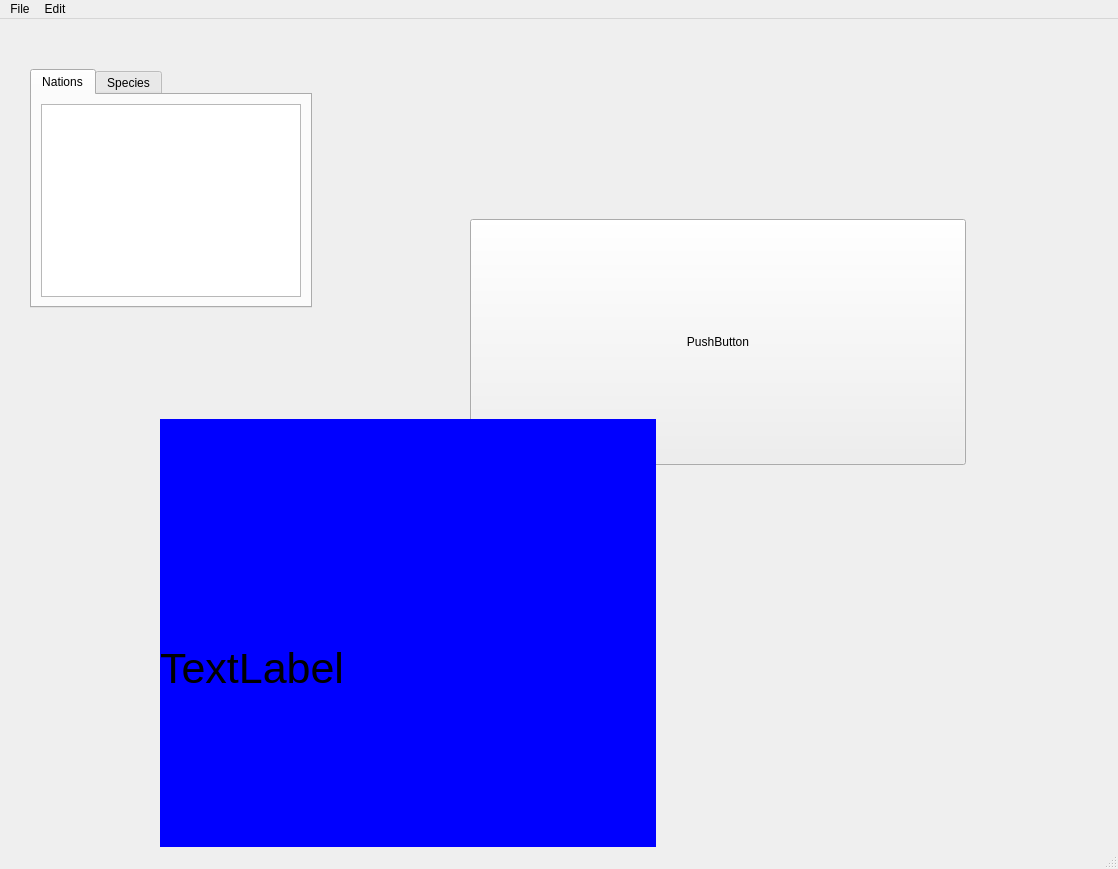
Before: the Qt Designer form FederationUI.ui in Brad-McCausland/Federation_Pol, drawn with Qt 5.
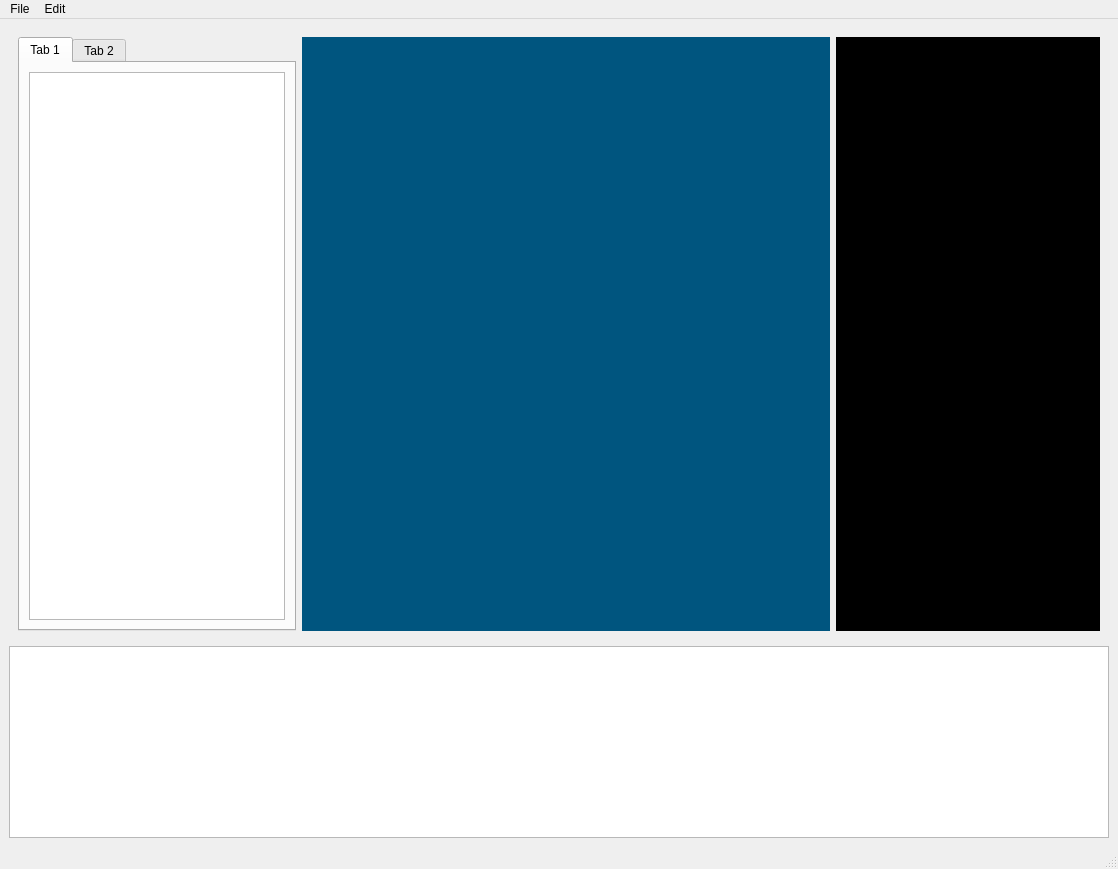
After: the same form once the commit is applied.

Commit message: Move layout definitions to Qt designer.

Diff of the .ui file:
```diff
--- a/FederationUI.ui
+++ b/FederationUI.ui
@@ -11,7 +11,7 @@
    </rect>
   </property>
   <property name="sizePolicy">
-   <sizepolicy hsizetype="Fixed" vsizetype="Preferred">
+   <sizepolicy hsizetype="Fixed" vsizetype="Fixed">
     <horstretch>0</horstretch>
     <verstretch>0</verstretch>
    </sizepolicy>
@@ -23,46 +23,65 @@
    <string/>
   </property>
   <widget class="QWidget" name="centralwidget">
-   <widget class="QPushButton" name="pushButton">
-    <property name="geometry">
-     <rect>
-      <x>470</x>
-      <y>200</y>
-      <width>496</width>
-      <height>246</height>
-     </rect>
-    </property>
+   <layout class="QVBoxLayout" name="verticalLayout_3">
+    <item>
+     <widget class="QWidget" name="TopView" native="true">
     <property name="sizePolicy">
-     <sizepolicy hsizetype="Preferred" vsizetype="Expanding">
+       <sizepolicy hsizetype="Expanding" vsizetype="Expanding">
       <horstretch>0</horstretch>
       <verstretch>1</verstretch>
      </sizepolicy>
     </property>
-    <property name="text">
-     <string>PushButton</string>
-    </property>
-    <property name="autoDefault">
-     <bool>true</bool>
-    </property>
-   </widget>
-   <widget class="QLabel" name="label">
-    <property name="geometry">
-     <rect>
-      <x>160</x>
-      <y>400</y>
-      <width>496</width>
-      <height>499</height>
-     </rect>
+      <layout class="QHBoxLayout" name="horizontalLayout_11">
+       <item>
+        <widget class="QTabWidget" name="tabWidget">
+         <widget class="QWidget" name="tab">
+          <attribute name="title">
+           <string>Tab 1</string>
+          </attribute>
+          <layout class="QVBoxLayout" name="verticalLayout_2">
+           <item>
+            <layout class="QVBoxLayout" name="verticalLayout">
+             <item>
+              <widget class="QTreeView" name="NationTreeView"/>
+             </item>
+            </layout>
+           </item>
+          </layout>
+         </widget>
+         <widget class="QWidget" name="tab_2">
+          <attribute name="title">
+           <string>Tab 2</string>
+          </attribute>
+         </widget>
+        </widget>
+       </item>
+       <item>
+        <widget class="QWidget" name="MapView" native="true">
+         <property name="sizePolicy">
+          <sizepolicy hsizetype="Expanding" vsizetype="Preferred">
+           <horstretch>2</horstretch>
+           <verstretch>0</verstretch>
+          </sizepolicy>
     </property>
     <property name="palette">
      <palette>
       <active>
+            <colorrole role="Button">
+             <brush brushstyle="SolidPattern">
+              <color alpha="255">
+               <red>0</red>
+               <green>85</green>
+               <blue>127</blue>
+              </color>
+             </brush>
+            </colorrole>
        <colorrole role="Base">
         <brush brushstyle="SolidPattern">
          <color alpha="255">
-          <red>255</red>
-          <green>255</green>
-          <blue>255</blue>
+               <red>0</red>
+               <green>85</green>
+               <blue>127</blue>
          </color>
         </brush>
        </colorrole>
@@ -70,19 +89,28 @@
         <brush brushstyle="SolidPattern">
          <color alpha="255">
           <red>0</red>
-          <green>0</green>
-          <blue>255</blue>
+               <green>85</green>
+               <blue>127</blue>
          </color>
         </brush>
        </colorrole>
       </active>
       <inactive>
+            <colorrole role="Button">
+             <brush brushstyle="SolidPattern">
+              <color alpha="255">
+               <red>0</red>
+               <green>85</green>
+               <blue>127</blue>
+              </color>
+             </brush>
+            </colorrole>
        <colorrole role="Base">
         <brush brushstyle="SolidPattern">
          <color alpha="255">
-          <red>255</red>
-          <green>255</green>
-          <blue>255</blue>
+               <red>0</red>
+               <green>85</green>
+               <blue>127</blue>
          </color>
         </brush>
        </colorrole>
@@ -90,19 +118,28 @@
         <brush brushstyle="SolidPattern">
          <color alpha="255">
           <red>0</red>
-          <green>0</green>
-          <blue>255</blue>
+               <green>85</green>
+               <blue>127</blue>
          </color>
         </brush>
        </colorrole>
       </inactive>
       <disabled>
+            <colorrole role="Button">
+             <brush brushstyle="SolidPattern">
+              <color alpha="255">
+               <red>0</red>
+               <green>85</green>
+               <blue>127</blue>
+              </color>
+             </brush>
+            </colorrole>
        <colorrole role="Base">
         <brush brushstyle="SolidPattern">
          <color alpha="255">
           <red>0</red>
-          <green>0</green>
-          <blue>255</blue>
+               <green>85</green>
+               <blue>127</blue>
          </color>
         </brush>
        </colorrole>
@@ -110,76 +147,49 @@
         <brush brushstyle="SolidPattern">
          <color alpha="255">
           <red>0</red>
-          <green>0</green>
-          <blue>255</blue>
+               <green>85</green>
+               <blue>127</blue>
          </color>
         </brush>
        </colorrole>
       </disabled>
      </palette>
     </property>
-    <property name="font">
-     <font>
-      <pointsize>32</pointsize>
-     </font>
-    </property>
     <property name="autoFillBackground">
-     <bool>true</bool>
-    </property>
-    <property name="text">
-     <string>TextLabel</string>
-    </property>
-   </widget>
-   <widget class="QTabWidget" name="tabWidget">
-    <property name="geometry">
-     <rect>
-      <x>30</x>
-      <y>50</y>
-      <width>282</width>
-      <height>239</height>
-     </rect>
-    </property>
+          <bool>false</bool>
+         </property>
+         <property name="styleSheet">
+          <string notr="true">background-color: rgb(0, 85, 127);</string>
+         </property>
+        </widget>
+       </item>
+       <item>
+        <widget class="QWidget" name="DetailsView" native="true">
     <property name="sizePolicy">
-     <sizepolicy hsizetype="Preferred" vsizetype="MinimumExpanding">
-      <horstretch>0</horstretch>
-      <verstretch>1</verstretch>
-     </sizepolicy>
-    </property>
-    <property name="focusPolicy">
-     <enum>Qt::TabFocus</enum>
-    </property>
-    <property name="currentIndex">
-     <number>0</number>
-    </property>
-    <widget class="QWidget" name="NationsTab">
-     <property name="sizePolicy">
-      <sizepolicy hsizetype="Preferred" vsizetype="Preferred">
-       <horstretch>0</horstretch>
+          <sizepolicy hsizetype="Expanding" vsizetype="Preferred">
+           <horstretch>1</horstretch>
        <verstretch>0</verstretch>
       </sizepolicy>
      </property>
-     <attribute name="title">
-      <string>Nations</string>
-     </attribute>
-     <layout class="QHBoxLayout" name="horizontalLayout">
-      <item>
-       <layout class="QVBoxLayout" name="verticalLayout_2">
-        <property name="sizeConstraint">
-         <enum>QLayout::SetMaximumSize</enum>
-        </property>
-        <item>
-         <widget class="QTreeView" name="NationTreeView"/>
-        </item>
-       </layout>
-      </item>
-     </layout>
-    </widget>
-    <widget class="QWidget" name="SpeciesTab">
-     <attribute name="title">
-      <string>Species</string>
-     </attribute>
-    </widget>
-   </widget>
+         <property name="autoFillBackground">
+          <bool>false</bool>
+         </property>
+         <property name="styleSheet">
+          <string notr="true">background-color: rgb(0, 0, 0);</string>
+         </property>
+        </widget>
+       </item>
+      </layout>
+     </widget>
+    </item>
+    <item>
+     <widget class="QListView" name="NewsFeed">
+      <property name="autoFillBackground">
+       <bool>true</bool>
+      </property>
+     </widget>
+    </item>
+   </layout>
   </widget>
   <widget class="QMenuBar" name="menubar">
    <property name="geometry">
```
Lines whose indentation alone changed are shown as unchanged. The commit also changes 2 other files.
